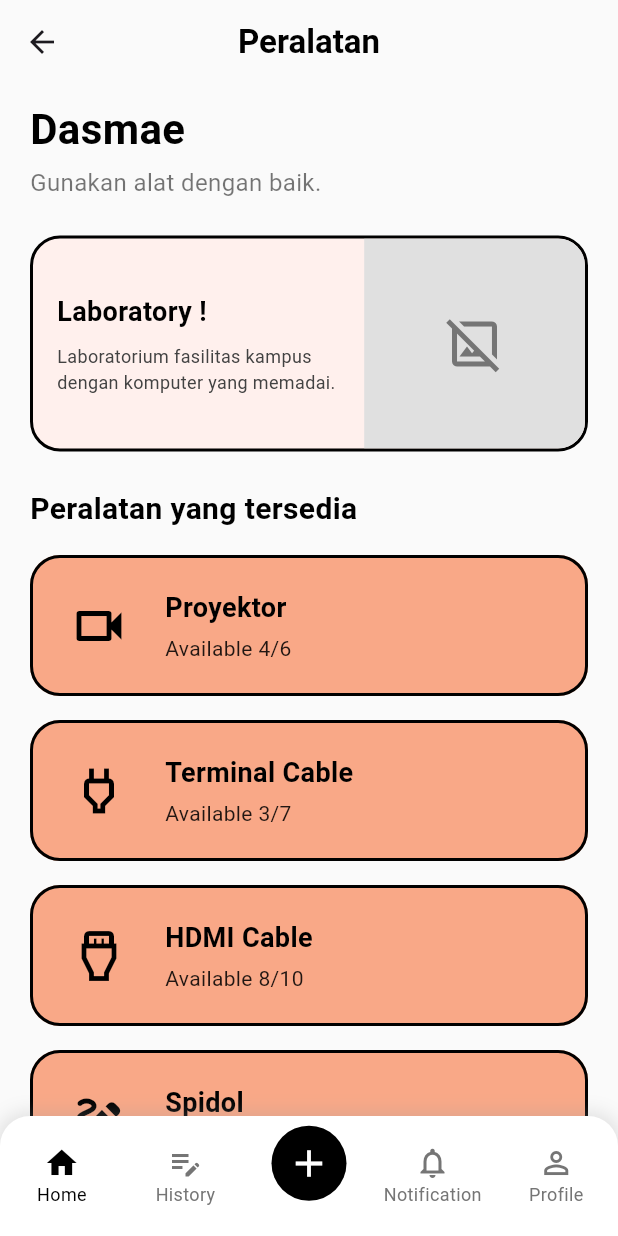
After one commit to codebaradev/pentas, a Flutter app: the PeralatanPage screen opened directly, on a phone screen of 412 x 824 dp. The commit adds this screen. Run offline on Flutter 3.47's test engine with Material 3 defaults, Android fonts, the phone set to English and light mode, and no system bars; network calls fail.

Commit message:
feat: menambahkan tampilan tools dan navigasi

```diff
--- a/lib/pages/home_page.dart
+++ b/lib/pages/home_page.dart
@@ -1,5 +1,6 @@
 import 'package:flutter/material.dart';
-import 'package:pentas/pages/lab_page.dart'; // Import Anda sudah benar
+import 'package:pentas/pages/lab_page.dart';
+import 'package:pentas/pages/tools_page.dart'; // Import Anda sudah benar
 
 class HomePage extends StatefulWidget {
   const HomePage({super.key});
@@ -194,8 +195,13 @@ class _HomePageState extends State<HomePage> {
           subtitle: "Available :",
           count: "8 Tools",
           onTap: () {
-            // TODO: Tambahkan navigasi untuk Peralatan di sini
-            print("Tombol Peralatan ditekan!");
+            // Aksi: Pindah ke Halaman Peralatan
+            Navigator.push(
+              context,
+              MaterialPageRoute(
+                builder: (context) => const PeralatanPage(),
+              ),
+            );
           },
         ),
 
--- /dev/null
+++ b/lib/pages/tools_page.dart
@@ -0,0 +1,321 @@
+import 'package:flutter/material.dart';
+import 'package:pentas/pages/home_page.dart';
+
+class PeralatanPage extends StatefulWidget {
+  const PeralatanPage({super.key});
+
+  @override
+  State<PeralatanPage> createState() => _PeralatanPageState();
+}
+
+class _PeralatanPageState extends State<PeralatanPage> {
+  int _selectedIndex = 0;
+
+  final Color cardColor = const Color(0xFFF9A887);
+  final Color cardColorBackground = const Color(0xFFFFF0ED);
+  final Color pageBackgroundColor= const Color(0xFFFAFAFA);
+
+  void _onItemTapped(int index) {
+    if (index == 0) {
+      Navigator.pop(context);
+    }
+    if (index == 2) {
+      print("Tombol add ditekan");
+      return;
+    }
+    setState(() {
+      _selectedIndex = index;
+    });
+  }
+
+  @override
+  Widget build(BuildContext context) {
+    return Scaffold(
+      backgroundColor: pageBackgroundColor,
+      appBar: AppBar(
+        title: const Text(
+          "Peralatan",
+          style: TextStyle(color: Colors.black, fontWeight: FontWeight.bold),
+        ),
+        centerTitle: true,
+        backgroundColor: Colors.transparent, // Transparan agar menyatu
+        elevation: 0,
+      ),
+      body: SingleChildScrollView(
+        // Padding utama untuk seluruh konten
+        padding: const EdgeInsets.symmetric(horizontal: 20.0),
+        child: Column(
+          crossAxisAlignment: CrossAxisAlignment.start,
+          children: [
+            const SizedBox(height: 10),
+            // 1. Teks "Dasmae"
+            _buildPeralatanHeader(),
+            const SizedBox(height: 24),
+            // 2. Banner "Laboratory !" (Sama seperti halaman Lab)
+            _buildLabBanner(),
+            const SizedBox(height: 24),
+            // 3. Judul "Peralatan yang tersedia"
+            const Text(
+              "Peralatan yang tersedia",
+              style: TextStyle(
+                fontSize: 20,
+                fontWeight: FontWeight.bold,
+                color: Colors.black,
+              ),
+            ),
+            const SizedBox(height: 16),
+            // 4. List Peralatan
+            _buildToolList(),
+            const SizedBox(height: 20), // Spasi di bawah
+          ],
+        ),
+      ),
+      bottomNavigationBar: _buildCustomBottomNav(),
+    );
+  }
+
+  // --- WIDGET HELPER ---
+
+  // Header "Dasmae" (sedikit beda dari Lab)
+  Widget _buildPeralatanHeader() {
+    return const Column(
+      crossAxisAlignment: CrossAxisAlignment.start,
+      children: [
+        Text(
+          "Dasmae",
+          style: TextStyle(
+            fontSize: 28,
+            fontWeight: FontWeight.bold,
+            color: Colors.black,
+          ),
+        ),
+        SizedBox(height: 4),
+        Text(
+          "Gunakan alat dengan baik.",
+          style: TextStyle(
+            fontSize: 16,
+            color: Colors.black54,
+          ),
+        ),
+      ],
+    );
+  }
+
+  // Banner "Laboratory" (Disalin dari Lab Page, dengan perbaikan placeholder)
+  Widget _buildLabBanner() {
+    return Container(
+      decoration: BoxDecoration(
+        color: cardColorBackground,
+        borderRadius: BorderRadius.circular(20),
+        border: Border.all(color: Colors.black, width: 2),
+      ),
+      child: ClipRRect(
+        borderRadius: BorderRadius.circular(18),
+        child: Row(
+          children: [
+            // Bagian Kiri (Teks)
+            Expanded(
+              flex: 3,
+              child: Padding(
+                padding: const EdgeInsets.all(16.0),
+                child: Column(
+                  crossAxisAlignment: CrossAxisAlignment.start,
+                  children: [
+                    const Text(
+                      "Laboratory !",
+                      style: TextStyle(
+                        fontSize: 18,
+                        fontWeight: FontWeight.bold,
+                        color: Colors.black,
+                      ),
+                    ),
+                    const SizedBox(height: 8),
+                    Text(
+                      "Laboratorium fasilitas kampus dengan komputer yang memadai.",
+                      style: TextStyle(
+                        fontSize: 12,
+                        color: Colors.grey[800],
+                        height: 1.4,
+                      ),
+                    ),
+                  ],
+                ),
+              ),
+            ),
+            // Bagian Kanan (Gambar Placeholder)
+            Expanded(
+              flex: 2,
+              child: Container(
+                height: 140,
+                color: Colors.grey[300], // Warna placeholder
+                child: Icon(
+                  Icons.image_not_supported_outlined, // Ikon placeholder
+                  color: Colors.grey[600],
+                  size: 40,
+                ),
+              ),
+            ),
+          ],
+        ),
+      ),
+    );
+  }
+
+  // List Peralatan
+  Widget _buildToolList() {
+    // Menggunakan Column karena ini daftar vertikal, bukan grid
+    return Column(
+      children: [
+        _buildToolCard(
+          icon: Icons.videocam_outlined, // Ikon untuk Proyektor
+          title: "Proyektor",
+          availability: "Available 4/6",
+        ),
+        const SizedBox(height: 16),
+        _buildToolCard(
+          icon: Icons.power_outlined, // Ikon untuk Terminal Cable
+          title: "Terminal Cable",
+          availability: "Available 3/7",
+        ),
+        const SizedBox(height: 16),
+        _buildToolCard(
+          icon: Icons.settings_input_hdmi_outlined, // Ikon untuk HDMI
+          title: "HDMI Cable",
+          availability: "Available 8/10",
+        ),
+        const SizedBox(height: 16),
+        _buildToolCard(
+          icon: Icons.draw_outlined, // Ikon untuk Spidol
+          title: "Spidol",
+          availability: "Available 15/15",
+        ),
+      ],
+    );
+  }
+
+  // Helper untuk membuat card peralatan
+  Widget _buildToolCard({
+    required IconData icon,
+    required String title,
+    required String availability,
+  }) {
+    return Material(
+      color: cardColor,
+      borderRadius: BorderRadius.circular(20),
+      child: InkWell(
+        onTap: () {
+          // Aksi ketika item alat ditekan
+          print("$title ditekan!");
+          // TODO: Tambahkan navigasi ke halaman detail alat jika ada
+        },
+        borderRadius: BorderRadius.circular(20),
+        child: Container(
+          padding: const EdgeInsets.symmetric(horizontal: 24, vertical: 20),
+          decoration: BoxDecoration(
+            color: Colors.transparent, // Warna dari Material
+            borderRadius: BorderRadius.circular(20),
+            border: Border.all(color: Colors.black, width: 2),
+          ),
+          child: Row(
+            children: [
+              Icon(icon, size: 40, color: Colors.black),
+              const SizedBox(width: 24),
+              Column(
+                crossAxisAlignment: CrossAxisAlignment.start,
+                children: [
+                  Text(
+                    title,
+                    style: const TextStyle(
+                        fontSize: 18,
+                        fontWeight: FontWeight.bold,
+                        color: Colors.black),
+                  ),
+                  const SizedBox(height: 4),
+                  Text(
+                    availability,
+                    style: const TextStyle(fontSize: 14, color: Colors.black87),
+                  ),
+                ],
+              ),
+            ],
+          ),
+        ),
+      ),
+    );
+  }
+
+  // --- WIDGET YANG DISALIN DARI HOME/LAB PAGE ---
+  Widget _buildCustomBottomNav() {
+    return Container(
+      height: 80,
+      decoration: BoxDecoration(
+        color: Colors.white,
+        borderRadius: const BorderRadius.only(
+          topLeft: Radius.circular(20),
+          topRight: Radius.circular(20),
+        ),
+        boxShadow: [
+          BoxShadow(
+            color: Colors.grey.withOpacity(0.3),
+            spreadRadius: 2,
+            blurRadius: 10,
+          ),
+        ],
+      ),
+      child: ClipRRect(
+        borderRadius: const BorderRadius.only(
+          topLeft: Radius.circular(20),
+          topRight: Radius.circular(20),
+        ),
+        child: BottomNavigationBar(
+          currentIndex: _selectedIndex,
+          onTap: _onItemTapped,
+          backgroundColor: Colors.transparent,
+          elevation: 0,
+          type: BottomNavigationBarType.fixed,
+          selectedItemColor: Colors.black,
+          unselectedItemColor: Colors.grey[600],
+          showSelectedLabels: true,
+          showUnselectedLabels: true,
+          selectedFontSize: 12,
+          unselectedFontSize: 12,
+          items: [
+            const BottomNavigationBarItem(
+              icon: Icon(Icons.home_outlined),
+              label: "Home",
+              activeIcon: Icon(Icons.home),
+            ),
+            const BottomNavigationBarItem(
+              icon: Icon(Icons.edit_note_outlined),
+              label: "History",
+              activeIcon: Icon(Icons.edit_note),
+            ),
+            BottomNavigationBarItem(
+              label: "",
+              icon: Container(
+                width: 50,
+                height: 50,
+                decoration: const BoxDecoration(
+                  shape: BoxShape.circle,
+                  color: Colors.black,
+                ),
+                child: const Icon(Icons.add, color: Colors.white, size: 30),
+              ),
+            ),
+            const BottomNavigationBarItem(
+              icon: Icon(Icons.notifications_none_outlined),
+              label: "Notification",
+              activeIcon: Icon(Icons.notifications),
+            ),
+            const BottomNavigationBarItem(
+              icon: Icon(Icons.person_outline),
+              label: "Profile",
+              activeIcon: Icon(Icons.person),
+            ),
+          ],
+        ),
+      ),
+    );
+  }
+
+}
```
